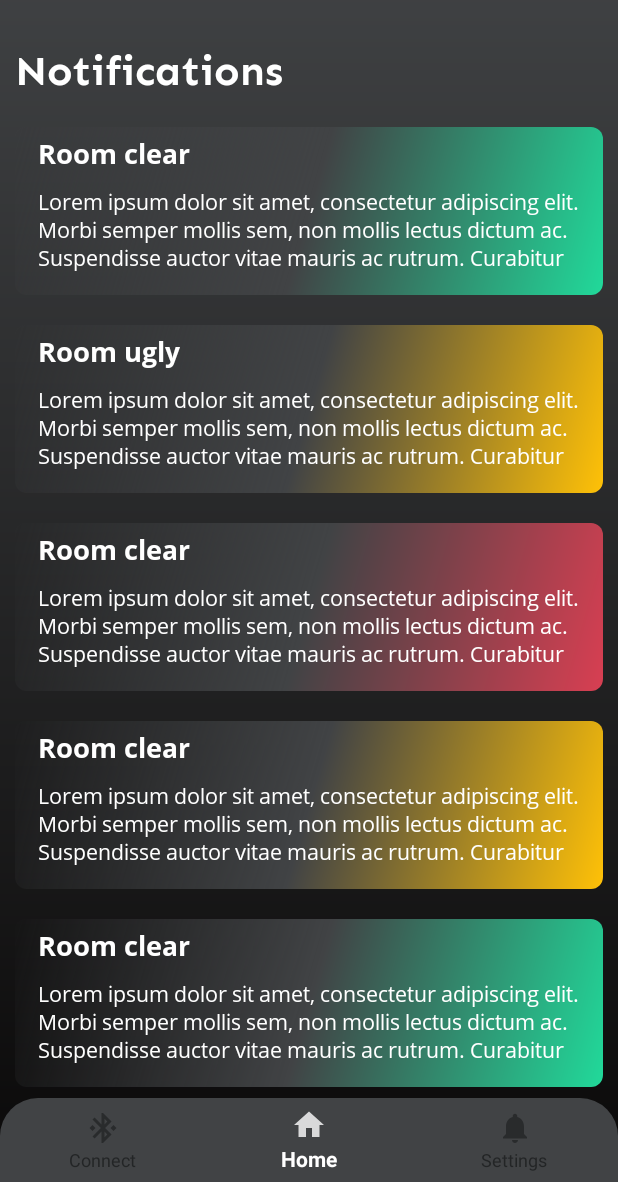
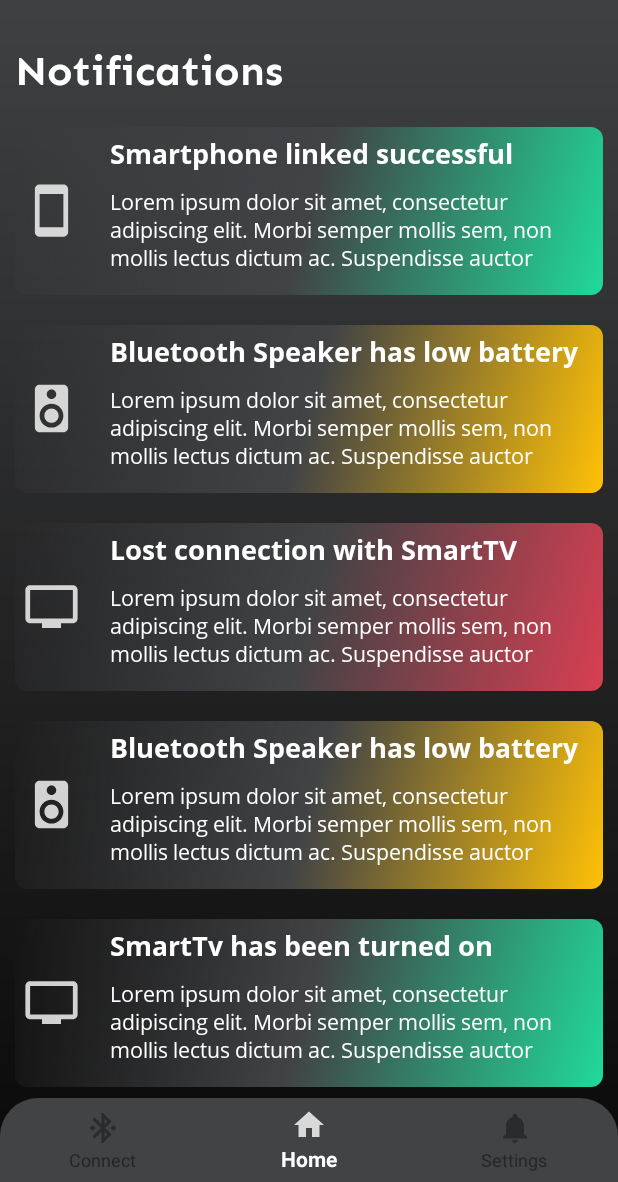
Before and after one commit to DanielAlonsoTM/Glados-App, an Android app: the fragment NotificationsFragment placed in its activity, on a phone screen of 412 x 824 dp, the part 54-1236 px from its top. Run offline under Robolectric (Android 15) with nearby library versions, the phone set to English and light mode, and no system bars.

Commit message:
New icons has added to notifications

```diff
--- a/app/src/main/java/com/samuraitech/gladosapp/adapter/NotificationsAdapter.kt
+++ b/app/src/main/java/com/samuraitech/gladosapp/adapter/NotificationsAdapter.kt
@@ -5,6 +5,7 @@ import android.graphics.drawable.Drawable
 import android.view.LayoutInflater
 import android.view.View
 import android.view.ViewGroup
+import android.widget.ImageView
 import android.widget.TextView
 import androidx.core.content.ContextCompat
 import androidx.recyclerview.widget.RecyclerView
@@ -30,9 +31,11 @@ class NotificationsAdapter(private val notifications: ArrayList<Notification>, v
         val viewParent = holder.notificationParent
         val textViewHeader = holder.notificationHeader
         val textViewContent = holder.notificationContent
+        val iconNotification = holder.notificationIcon
 
         textViewHeader.text = notification.header
         textViewContent.text = notification.content
+        iconNotification.setImageDrawable(notification.drawable)
 
         val drawableBackground: Drawable
 
@@ -50,4 +53,5 @@ class ViewHolderNotification(view: View) : RecyclerView.ViewHolder(view) {
     val notificationParent: View = view
     val notificationHeader: TextView = view.text_notification_header
     val notificationContent: TextView = view.text_notification_content
+    val notificationIcon: ImageView = view.notification_icon
 }
--- a/app/src/main/java/com/samuraitech/gladosapp/fragment/NotificationsFragment.kt
+++ b/app/src/main/java/com/samuraitech/gladosapp/fragment/NotificationsFragment.kt
@@ -5,6 +5,7 @@ import androidx.fragment.app.Fragment
 import android.view.LayoutInflater
 import android.view.View
 import android.view.ViewGroup
+import androidx.core.content.ContextCompat
 import androidx.recyclerview.widget.LinearLayoutManager
 import androidx.recyclerview.widget.RecyclerView
 
@@ -40,10 +41,50 @@ class NotificationsFragment : Fragment() {
     private val listNotifications: ArrayList<Notification> = ArrayList()
 
     private fun addDumpNotifications() {
-        listNotifications.add(Notification("Room clear", getString(R.string.dump_text), NotificationType.NORMAL))
-        listNotifications.add(Notification("Room ugly", getString(R.string.dump_text), NotificationType.WARNING))
-        listNotifications.add(Notification("Room clear", getString(R.string.dump_text), NotificationType.ERROR))
-        listNotifications.add(Notification("Room clear", getString(R.string.dump_text), NotificationType.WARNING))
-        listNotifications.add(Notification("Room clear", getString(R.string.dump_text), NotificationType.NORMAL))
+
+        val drawableSpeaker = ContextCompat.getDrawable(context!!, R.drawable.ic_action_speaker)
+        val drawableSmartPhone = ContextCompat.getDrawable(context!!, R.drawable.ic_action_smartphone)
+        val drawableTv = ContextCompat.getDrawable(context!!, R.drawable.ic_action_tv)
+
+        listNotifications.add(
+            Notification(
+                "Smartphone linked successful",
+                getString(R.string.dump_text),
+                NotificationType.NORMAL,
+                drawableSmartPhone!!
+            )
+        )
+        listNotifications.add(
+            Notification(
+                "Bluetooth Speaker has low battery",
+                getString(R.string.dump_text),
+                NotificationType.WARNING,
+                drawableSpeaker!!
+            )
+        )
+        listNotifications.add(
+            Notification(
+                "Lost connection with SmartTV",
+                getString(R.string.dump_text),
+                NotificationType.ERROR,
+                drawableTv!!
+            )
+        )
+        listNotifications.add(
+            Notification(
+                "Bluetooth Speaker has low battery",
+                getString(R.string.dump_text),
+                NotificationType.WARNING,
+                drawableSpeaker
+            )
+        )
+        listNotifications.add(
+            Notification(
+                "SmartTv has been turned on",
+                getString(R.string.dump_text),
+                NotificationType.NORMAL,
+                drawableTv
+            )
+        )
     }
 }
--- a/app/src/main/java/com/samuraitech/gladosapp/model/Notification.kt
+++ b/app/src/main/java/com/samuraitech/gladosapp/model/Notification.kt
@@ -1,6 +1,8 @@
 package com.samuraitech.gladosapp.model
 
-data class Notification(val header: String, val content: String, val type: NotificationType)
+import android.graphics.drawable.Drawable
+
+data class Notification(val header: String, val content: String, val type: NotificationType, val drawable: Drawable)
 
 enum class NotificationType {
     NORMAL, WARNING, ERROR
--- /dev/null
+++ b/app/src/main/res/drawable-anydpi/ic_action_smartphone.xml
@@ -0,0 +1,11 @@
+<vector xmlns:android="http://schemas.android.com/apk/res/android"
+    android:width="24dp"
+    android:height="24dp"
+    android:viewportWidth="24"
+    android:viewportHeight="24"
+    android:tint="#FFFFFF"
+    android:alpha="0.8">
+    <path
+        android:fillColor="#FF000000"
+        android:pathData="M17,1.01L7,1c-1.1,0 -2,0.9 -2,2v18c0,1.1 0.9,2 2,2h10c1.1,0 2,-0.9 2,-2V3c0,-1.1 -0.9,-1.99 -2,-1.99zM17,19H7V5h10v14z"/>
+</vector>
--- /dev/null
+++ b/app/src/main/res/drawable-anydpi/ic_action_speaker.xml
@@ -0,0 +1,11 @@
+<vector xmlns:android="http://schemas.android.com/apk/res/android"
+    android:width="24dp"
+    android:height="24dp"
+    android:viewportWidth="24"
+    android:viewportHeight="24"
+    android:tint="#FFFFFF"
+    android:alpha="0.8">
+    <path
+        android:fillColor="#FF000000"
+        android:pathData="M17,2L7,2c-1.1,0 -2,0.9 -2,2v16c0,1.1 0.9,1.99 2,1.99L17,22c1.1,0 2,-0.9 2,-2L19,4c0,-1.1 -0.9,-2 -2,-2zM12,4c1.1,0 2,0.9 2,2s-0.9,2 -2,2c-1.11,0 -2,-0.9 -2,-2s0.89,-2 2,-2zM12,20c-2.76,0 -5,-2.24 -5,-5s2.24,-5 5,-5 5,2.24 5,5 -2.24,5 -5,5zM12,12c-1.66,0 -3,1.34 -3,3s1.34,3 3,3 3,-1.34 3,-3 -1.34,-3 -3,-3z"/>
+</vector>
--- /dev/null
+++ b/app/src/main/res/drawable-anydpi/ic_action_tv.xml
@@ -0,0 +1,11 @@
+<vector xmlns:android="http://schemas.android.com/apk/res/android"
+    android:width="24dp"
+    android:height="24dp"
+    android:viewportWidth="24"
+    android:viewportHeight="24"
+    android:tint="#FFFFFF"
+    android:alpha="0.8">
+    <path
+        android:fillColor="#FF000000"
+        android:pathData="M21,3L3,3c-1.1,0 -2,0.9 -2,2v12c0,1.1 0.9,2 2,2h5v2h8v-2h5c1.1,0 1.99,-0.9 1.99,-2L23,5c0,-1.1 -0.9,-2 -2,-2zM21,17L3,17L3,5h18v12z"/>
+</vector>
--- a/app/src/main/res/layout/item_notification.xml
+++ b/app/src/main/res/layout/item_notification.xml
@@ -1,14 +1,23 @@
 <?xml version="1.0" encoding="utf-8"?>
-<LinearLayout xmlns:android="http://schemas.android.com/apk/res/android"
-              android:orientation="vertical"
-              android:layout_width="match_parent"
-              android:layout_height="wrap_content"
-              android:layout_margin="@dimen/default_margin"
-              android:padding="5dp">
+<RelativeLayout xmlns:android="http://schemas.android.com/apk/res/android"
+                android:orientation="vertical"
+                android:layout_width="match_parent"
+                android:layout_height="wrap_content"
+                android:layout_margin="@dimen/default_margin"
+                android:padding="5dp">
+    <ImageView
+            android:id="@+id/notification_icon"
+            android:layout_width="38dp"
+            android:layout_height="38dp"
+            android:layout_marginEnd="@dimen/default_margin"
+            android:layout_centerVertical="true"
+            android:src="@drawable/ic_action_speaker"/>
+
     <TextView
             android:id="@+id/text_notification_header"
             android:layout_width="wrap_content"
             android:layout_height="wrap_content"
+            android:layout_toEndOf="@+id/notification_icon"
             android:layout_marginStart="@dimen/default_margin"
             android:text="@string/notification_head"
             android:textSize="18sp"
@@ -18,9 +27,11 @@
             android:id="@+id/text_notification_content"
             android:layout_width="wrap_content"
             android:layout_height="wrap_content"
+            android:layout_below="@+id/text_notification_header"
+            android:layout_toEndOf="@+id/notification_icon"
             android:layout_margin="@dimen/default_margin"
             android:text="@string/dump_text"
             android:textSize="14sp"
             android:fontFamily="@font/open_sans_regular"
             android:maxLines="3"/>
-</LinearLayout>
+</RelativeLayout>
--- a/app/src/main/res/layout/item_room.xml
+++ b/app/src/main/res/layout/item_room.xml
@@ -16,7 +16,7 @@
                 android:orientation="vertical">
             <RelativeLayout
                     android:layout_width="match_parent"
-                    android:layout_height="32dp"
+                    android:layout_height="20dp"
                     android:layout_margin="@dimen/fab_margin">
                 <ImageView
                         android:id="@+id/image_temperature"
```
Also changed, not shown: app/src/main/res/drawable-hdpi/ic_action_smartphone.png (added), app/src/main/res/drawable-hdpi/ic_action_speaker.png (added), app/src/main/res/drawable-hdpi/ic_action_tv.png (added), app/src/main/res/drawable-mdpi/ic_action_smartphone.png (added), app/src/main/res/drawable-mdpi/ic_action_speaker.png (added), app/src/main/res/drawable-mdpi/ic_action_tv.png (added), app/src/main/res/drawable-xhdpi/ic_action_smartphone.png (added), app/src/main/res/drawable-xhdpi/ic_action_speaker.png (added), app/src/main/res/drawable-xhdpi/ic_action_tv.png (added), app/src/main/res/drawable-xxhdpi/ic_action_smartphone.png (added), app/src/main/res/drawable-xxhdpi/ic_action_speaker.png (added), app/src/main/res/drawable-xxhdpi/ic_action_tv.png (added).
